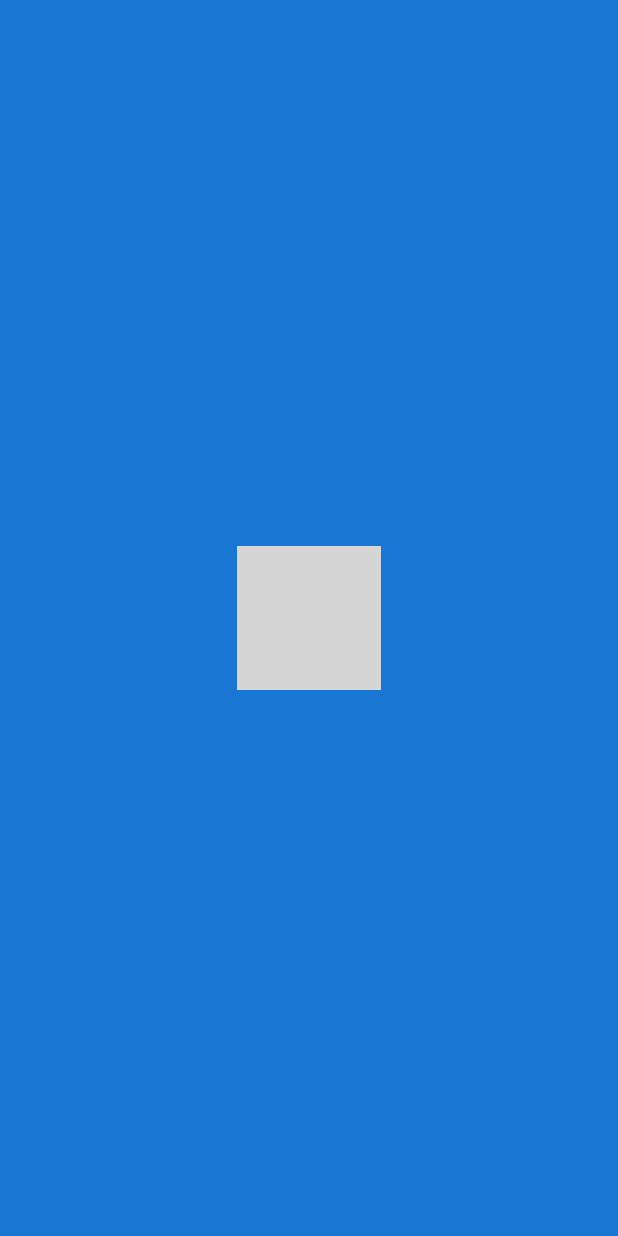
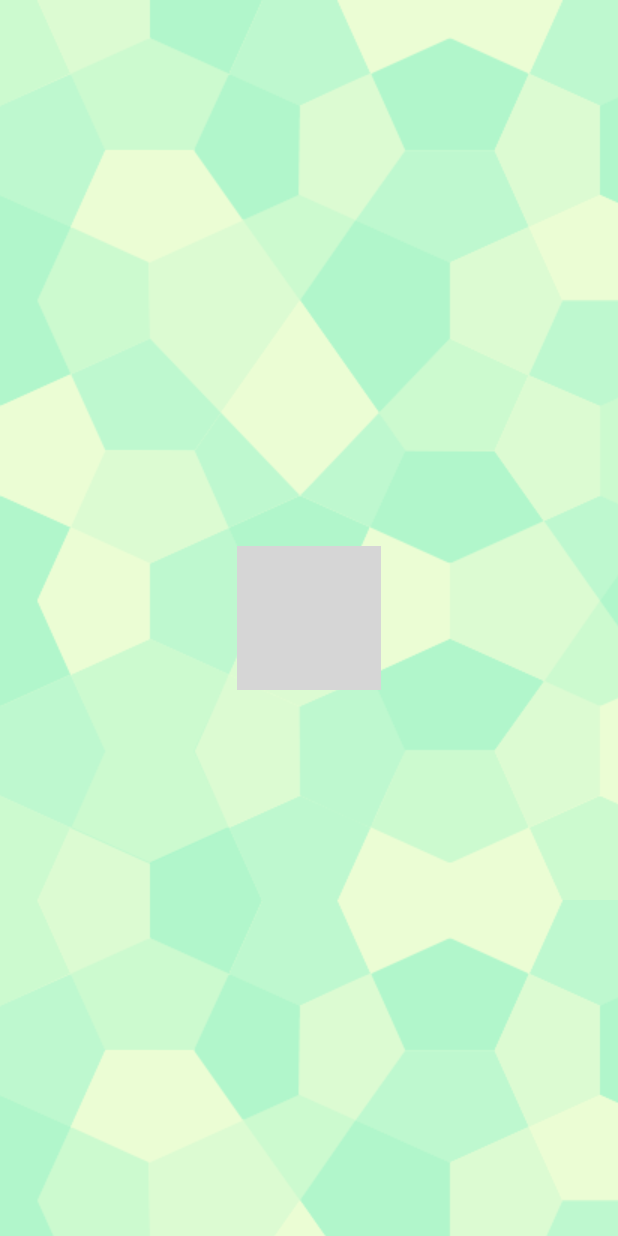
Before and after one commit to dindakhrsm/BiT, an Android app: the layout activity_splashscreen.xml on its own in the app's theme, with its tools: preview values and no code run, on a phone screen of 412 x 824 dp. Run offline under Robolectric (Android 15) with nearby library versions, the phone set to English and light mode, and no system bars; grey boxes are pictures that could not be loaded.

```diff
--- a/app/src/main/res/layout/activity_splashscreen.xml
+++ b/app/src/main/res/layout/activity_splashscreen.xml
@@ -2,7 +2,7 @@
 <LinearLayout xmlns:android="http://schemas.android.com/apk/res/android"
     android:layout_width="fill_parent"
     android:layout_height="fill_parent"
-    android:background="#1976d2"
+    android:background="@drawable/repeated_bg"
     android:layout_gravity="center"
     android:id="@+id/lin_lay"
     android:gravity="center"
```
